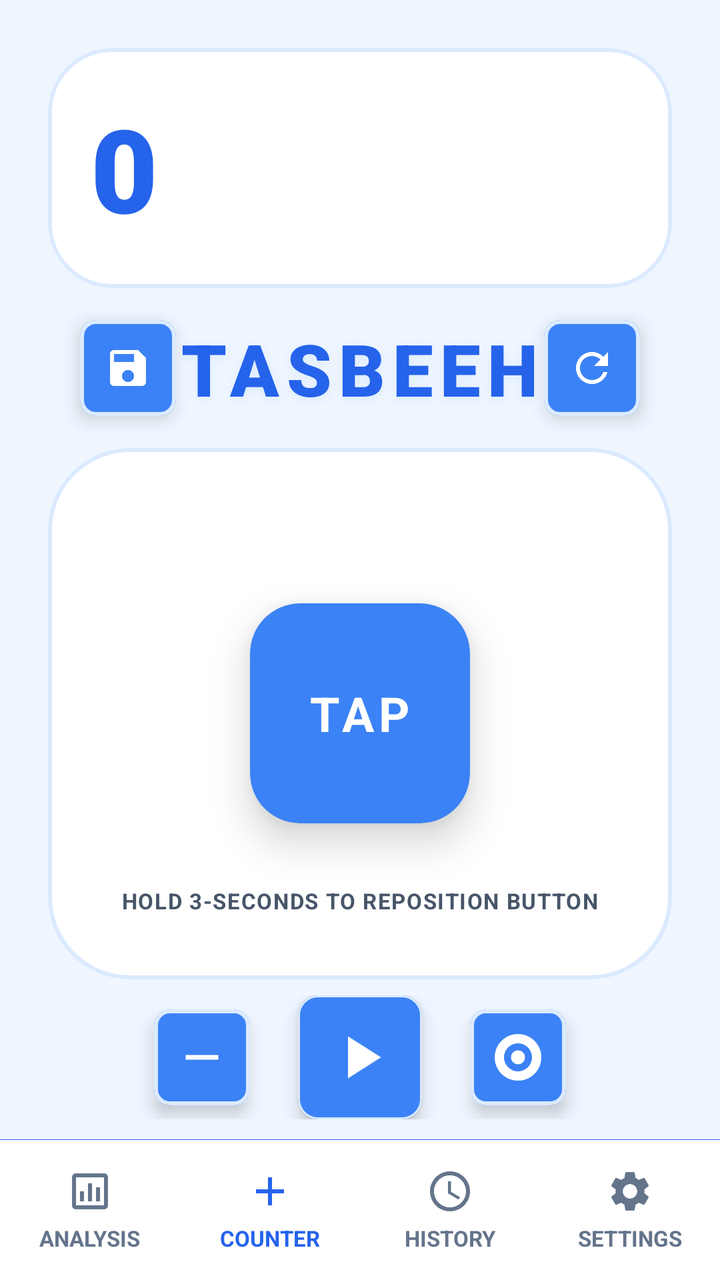
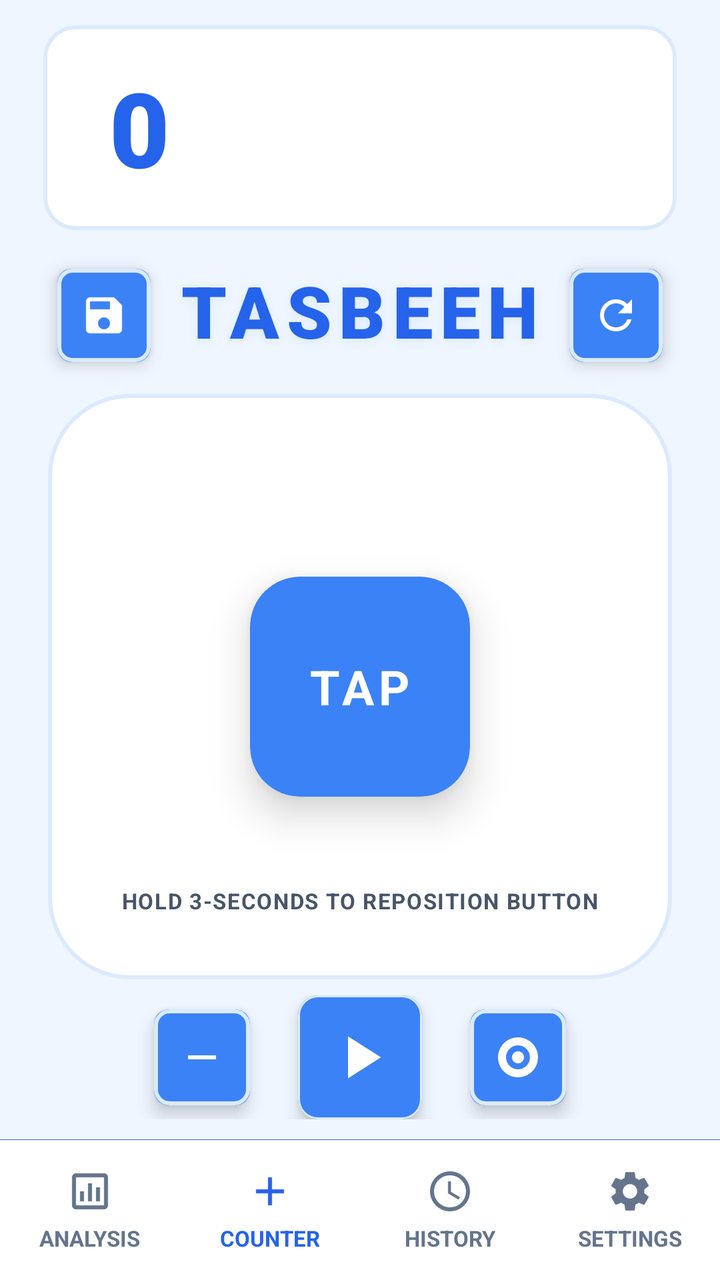

Screens rendered from an Android XML layout before and after an edit, with the pre-edit source and the edit as a unified diff.
<!-- AndroidManifest.xml: application theme Theme.SmartTasbeeh -->
<!-- res/layout/activity_main.xml -->
<?xml version="1.0" encoding="utf-8"?>
<androidx.constraintlayout.widget.ConstraintLayout xmlns:android="http://schemas.android.com/apk/res/android"
    xmlns:app="http://schemas.android.com/apk/res-auto"
    xmlns:tools="http://schemas.android.com/tools"
    android:id="@+id/main"
    android:layout_width="match_parent"
    android:layout_height="match_parent"
    android:background="@color/app_background"
    tools:context=".MainActivity">

    
    <com.google.android.material.card.MaterialCardView
        android:id="@+id/cardCountDisplay"
        android:layout_width="match_parent"
        android:layout_height="120dp"
        android:layout_margin="24dp"
        app:cardCornerRadius="32dp"
        app:cardElevation="0dp"
        app:strokeWidth="2dp"
        app:strokeColor="@color/card_stroke_color"
        app:cardBackgroundColor="@color/card_background"
        app:layout_constraintTop_toTopOf="parent"
        app:layout_constraintStart_toStartOf="parent"
        app:layout_constraintEnd_toEndOf="parent">

        <androidx.constraintlayout.widget.ConstraintLayout
            android:layout_width="match_parent"
            android:layout_height="match_parent"
            android:padding="20dp">

            
            <TextView
                android:id="@+id/tvCountDisplay"
                android:layout_width="match_parent"
                android:layout_height="match_parent"
                android:gravity="center_vertical|start"
                android:text="@string/Count_Number"
                android:textColor="@color/count_text_color"
                android:textSize="58sp"
                android:fontFamily="sans-serif-black"
                android:letterSpacing="0.05"
                app:layout_constraintStart_toStartOf="parent"
                app:layout_constraintTop_toTopOf="parent"
                app:layout_constraintBottom_toBottomOf="parent"/>

        </androidx.constraintlayout.widget.ConstraintLayout>
    </com.google.android.material.card.MaterialCardView>

    
    <com.google.android.material.card.MaterialCardView
        android:id="@+id/btnSave"
        android:layout_width="48dp"
        android:layout_height="48dp"
        android:layout_marginStart="16dp"
        android:layout_marginTop="16dp"
        app:cardCornerRadius="8dp"
        app:cardElevation="5dp"
        app:strokeWidth="2dp"
        app:strokeColor="@color/card_stroke_color"
        app:cardBackgroundColor="@color/tasbeeh_blue_accent"
        android:clickable="true"
        android:focusable="true"
        app:layout_constraintStart_toStartOf="@id/cardCountDisplay"
        app:layout_constraintTop_toBottomOf="@id/cardCountDisplay"
        android:contentDescription="@string/action_save_count">

        <ImageView
            android:layout_width="24dp"
            android:layout_height="24dp"
            android:layout_gravity="center"
            android:src="@drawable/ic_save"
            app:tint="@color/card_background" android:contentDescription="@null"/>
    </com.google.android.material.card.MaterialCardView>

    <TextView
        android:id="@+id/tvAppTitle"
        android:layout_height="wrap_content"
        android:layout_width="wrap_content"
        android:text="@string/Tasbeeh_Name"
        android:textColor="@color/tasbeeh_blue_primary"
        android:textSize="36sp"
        android:fontFamily="sans-serif-black"
        android:letterSpacing="0.10"
        android:shadowColor="@color/card_stroke_color"
        android:shadowRadius="12"
        android:shadowDy="4"
        android:layout_marginTop="16dp"
        app:layout_constraintEnd_toStartOf="@+id/btnReset"
        app:layout_constraintStart_toEndOf="@+id/btnSave"
        app:layout_constraintTop_toBottomOf="@+id/cardCountDisplay" />

    
    <com.google.android.material.card.MaterialCardView
        android:id="@+id/btnReset"
        android:layout_width="48dp"
        android:layout_height="48dp"
        android:layout_marginEnd="16dp"
        android:layout_marginTop="16dp"
        app:cardCornerRadius="8dp"
        app:cardElevation="5dp"
        app:strokeWidth="2dp"
        app:strokeColor="@color/card_stroke_color"
        app:cardBackgroundColor="@color/tasbeeh_blue_accent"
        android:clickable="true"
        android:focusable="true"
        app:layout_constraintEnd_toEndOf="@id/cardCountDisplay"
        app:layout_constraintTop_toBottomOf="@id/cardCountDisplay"
        android:contentDescription="@string/action_reset_count">

        <ImageView
            android:layout_width="24dp"
            android:layout_height="24dp"
            android:layout_gravity="center"
            android:src="@drawable/ic_refresh"
            app:tint="@color/card_background" android:contentDescription="@null"/>
    </com.google.android.material.card.MaterialCardView>

    
    <FrameLayout
        android:id="@+id/bigBoxContainer"
        android:layout_width="match_parent"
        android:layout_height="0dp"
        android:layout_marginStart="24dp"
        android:layout_marginEnd="24dp"
        android:layout_marginTop="16dp"
        android:layout_marginBottom="8dp"
        android:background="@drawable/bg_grid_container"
        app:layout_constraintTop_toBottomOf="@id/btnSave"
        app:layout_constraintBottom_toTopOf="@id/controlsBar">

        
        <View
            android:id="@+id/gridBackground"
            android:layout_width="match_parent"
            android:layout_height="match_parent"
            android:visibility="invisible"/>

        
        <androidx.cardview.widget.CardView
            android:id="@+id/videoButton"
            android:layout_width="110dp"
            android:layout_height="110dp"
            android:layout_gravity="center"
            app:cardCornerRadius="25dp"
            app:cardElevation="12dp"
            app:cardBackgroundColor="@color/tasbeeh_blue_accent">

            
            <TextView
                android:layout_width="wrap_content"
                android:layout_height="wrap_content"
                android:text="@string/Tap_Button_Text"
                android:textColor="@color/tap_btn_text"
                android:textSize="24sp"
                android:textStyle="bold"
                android:letterSpacing="0.1"
                android:layout_gravity="center"/>

            
            <View
                android:layout_width="match_parent"
                android:layout_height="match_parent"
                android:background="?attr/selectableItemBackground"
                android:clickable="false"
                android:focusable="false"/>

        </androidx.cardview.widget.CardView>

        
        <TextView
            android:layout_width="wrap_content"
            android:layout_height="wrap_content"
            android:layout_gravity="bottom|center_horizontal"
            android:layout_marginBottom="32dp"
            android:text="@string/Button_Reposition_Hint_Text"
            android:textColor="@color/hint_text"
            android:textSize="11sp"
            android:textStyle="bold"
            android:letterSpacing="0.05"/>

    </FrameLayout>

    
    <LinearLayout
        android:id="@+id/controlsBar"
        android:layout_width="match_parent"
        android:layout_height="wrap_content"
        android:orientation="horizontal"
        android:gravity="center"
        android:paddingBottom="10dp"
        app:layout_constraintBottom_toTopOf="@id/bottomNavDivider"
        app:layout_constraintTop_toBottomOf="@id/bigBoxContainer">

        
        <com.google.android.material.card.MaterialCardView
            android:id="@+id/btnDecrease"
            android:layout_width="48dp"
            android:layout_height="48dp"
            android:layout_marginEnd="24dp"
            app:cardCornerRadius="8dp"
            app:cardElevation="5dp"
            app:cardBackgroundColor="@color/tasbeeh_blue_accent"
            app:strokeWidth="2dp"
            app:strokeColor="@color/card_stroke_color"
            android:clickable="true"
            android:focusable="true"
            android:contentDescription="@string/action_decrease_count">
            <ImageView
                android:layout_width="28dp"
                android:layout_height="28dp"
                android:layout_gravity="center"
                android:src="@drawable/ic_remove"
                app:tint="@color/card_background" android:contentDescription="@null"/>
        </com.google.android.material.card.MaterialCardView>

        
        <com.google.android.material.card.MaterialCardView
            android:id="@+id/btnAuto"
            android:layout_width="62dp"
            android:layout_height="62dp"
            app:cardCornerRadius="10dp"
            app:cardElevation="5dp"
            app:cardBackgroundColor="@color/tasbeeh_blue_accent"
            app:strokeColor="@color/card_stroke_color"
            android:clickable="true"
            android:focusable="true"
            android:contentDescription="@string/action_auto_count">
            <ImageView
                android:id="@+id/ivAutoIcon"
                android:layout_width="36dp"
                android:layout_height="36dp"
                android:layout_gravity="center"
                android:src="@drawable/ic_auto"
                app:tint="@color/card_background" android:contentDescription="@null"/>
        </com.google.android.material.card.MaterialCardView>

        
        <com.google.android.material.card.MaterialCardView
            android:id="@+id/btnTarget"
            android:layout_width="48dp"
            android:layout_height="48dp"
            android:layout_marginStart="24dp"
            app:cardCornerRadius="8dp"
            app:cardElevation="5dp"
            app:cardBackgroundColor="@color/tasbeeh_blue_accent"
            app:strokeWidth="2dp"
            app:strokeColor="@color/card_stroke_color"
            android:clickable="true"
            android:focusable="true"
            android:contentDescription="@string/action_set_target">
            <ImageView
                android:layout_width="28dp"
                android:layout_height="28dp"
                android:layout_gravity="center"
                android:src="@drawable/ic_target"
                app:tint="@color/card_background" android:contentDescription="@null"/>
        </com.google.android.material.card.MaterialCardView>

    </LinearLayout>
    <View
        android:id="@+id/bottomNavDivider"
        android:layout_width="match_parent"
        android:layout_height="0.1dp"
        android:background="@color/count_text_color"
        app:layout_constraintBottom_toTopOf="@id/bottomNav"/>

    
    <LinearLayout
        android:id="@+id/bottomNav"
        android:layout_width="match_parent"
        android:layout_height="70dp"
        android:background="@color/nav_bg"
        android:orientation="horizontal"
        android:weightSum="4"
        android:baselineAligned="false"
        app:layout_constraintBottom_toBottomOf="parent">

        
        <LinearLayout
            android:id="@+id/btnAnalysis"
            android:layout_width="0dp"
            android:layout_height="match_parent"
            android:layout_weight="1"
            android:orientation="vertical"
            android:gravity="center"
            android:clickable="true"
            android:focusable="true"
            android:background="?attr/selectableItemBackground">

            <ImageView
                android:layout_width="24dp"
                android:layout_height="24dp"
                android:src="@drawable/ic_analysis"
                app:tint="@color/nav_text_unselected" android:contentDescription="@null"/>

            <TextView
                android:layout_width="wrap_content"
                android:layout_height="wrap_content"
                android:text="@string/nav_analysis"
                android:textSize="11sp"
                android:textStyle="bold"
                android:layout_marginTop="4dp"
                android:textColor="@color/nav_text_unselected"/>
        </LinearLayout>

        
        <LinearLayout
            android:layout_width="0dp"
            android:layout_height="match_parent"
            android:layout_weight="1"
            android:orientation="vertical"
            android:gravity="center"
            android:clickable="true"
            android:focusable="true">

            <ImageView
                android:layout_width="24dp"
                android:layout_height="24dp"
                android:src="@drawable/ic_add"
                app:tint="@color/nav_text_selected" android:contentDescription="@null"/>

            <TextView
                android:layout_width="wrap_content"
                android:layout_height="wrap_content"
                android:text="@string/nav_counter"
                android:textSize="11sp"
                android:textStyle="bold"
                android:layout_marginTop="4dp"
                android:textColor="@color/nav_text_selected"/>
        </LinearLayout>

        
        <LinearLayout
            android:id="@+id/btnSavedCounts"
            android:layout_width="0dp"
            android:layout_height="match_parent"
            android:layout_weight="1"
            android:background="?attr/selectableItemBackground"
            android:clickable="true"
            android:focusable="true"
            android:gravity="center"
            android:orientation="vertical">

            <ImageView
                android:layout_width="24dp"
                android:layout_height="24dp"
                android:src="@drawable/ic_clock"
                app:tint="@color/nav_text_unselected" android:contentDescription="@null"/>

            <TextView
                android:layout_width="wrap_content"
                android:layout_height="wrap_content"
                android:layout_marginTop="4dp"
                android:text="@string/nav_history"
                android:textColor="@color/nav_text_unselected"
                android:textSize="11sp"
                android:textStyle="bold" />
        </LinearLayout>

        
        <LinearLayout
            android:id="@+id/btnSettings"
            android:layout_width="0dp"
            android:layout_height="match_parent"
            android:layout_weight="1"
            android:orientation="vertical"
            android:gravity="center"
            android:clickable="true"
            android:focusable="true"
            android:background="?attr/selectableItemBackground">

            <ImageView
                android:layout_width="24dp"
                android:layout_height="24dp"
                android:src="@drawable/ic_settings"
                app:tint="@color/nav_text_unselected" android:contentDescription="@null"/>

            <TextView
                android:layout_width="wrap_content"
                android:layout_height="wrap_content"
                android:text="@string/nav_settings"
                android:textSize="11sp"
                android:textStyle="bold"
                android:layout_marginTop="4dp"
                android:textColor="@color/nav_text_unselected"/>
        </LinearLayout>

    </LinearLayout>

</androidx.constraintlayout.widget.ConstraintLayout>
<!-- resources referenced by this layout -->
<resources>
  <color name="app_background">@color/background_light</color>
  <color name="card_background">#FFFFFF</color>
  <color name="card_stroke_color">#DBEAFE</color>
  <color name="count_text_color">#2563EB</color>
  <color name="hint_text">#475569</color>
  <color name="nav_bg">#FFFFFF</color>
  <color name="nav_text_selected">#2563EB</color>
  <color name="nav_text_unselected">#64748B</color>
  <color name="tap_btn_text">#FFFFFF</color>
  <color name="tasbeeh_blue_accent">#3B82F6</color>
  <color name="tasbeeh_blue_primary">#2563EB</color>
  <!-- drawable bg_grid_container (drawable) -->
  <?xml version="1.0" encoding="utf-8"?>
  <shape xmlns:android="http://schemas.android.com/apk/res/android"
      android:shape="rectangle">
      
      <corners android:radius="40dp" />
      
      
      <solid android:color="@color/card_background" />
      
      
      <stroke
          android:width="2dp"
          android:color="@color/card_stroke_color" />
  </shape>
  <!-- drawable ic_add (drawable) -->
  <vector xmlns:android="http://schemas.android.com/apk/res/android"
      android:width="24dp"
      android:height="24dp"
      android:viewportWidth="24"
      android:viewportHeight="24">
      <path
        android:fillColor="@android:color/white"
        android:pathData="M19,13h-6v6h-2v-6H5v-2h6V5h2v6h6v2z"/>
  </vector>
  <!-- drawable ic_analysis (drawable) -->
  <vector xmlns:android="http://schemas.android.com/apk/res/android"
      android:width="24dp"
      android:height="24dp"
      android:viewportWidth="24"
      android:viewportHeight="24">
    <path
        android:fillColor="#FF000000"
        android:pathData="M19,3H5C3.9,3 3,3.9 3,5v14c0,1.1 0.9,2 2,2h14c1.1,0 2,-0.9 2,-2V5C21,3.9 20.1,3 19,3zM19,19H5V5h14V19zM7,12h2v5H7V12zM11,8h2v9h-2V8zM15,10h2v7h-2V10z"/>
  </vector>
  <!-- drawable ic_auto (drawable) -->
  <vector xmlns:android="http://schemas.android.com/apk/res/android"
      android:width="24dp"
      android:height="24dp"
      android:viewportWidth="24"
      android:viewportHeight="24"
      android:tint="?attr/colorControlNormal">
    <path
        android:fillColor="@android:color/white"
        android:pathData="M8,5v14l11,-7z"/>
  </vector>
  <!-- drawable ic_remove (drawable) -->
  <vector xmlns:android="http://schemas.android.com/apk/res/android"
      android:width="24dp"
      android:height="24dp"
      android:viewportWidth="24"
      android:viewportHeight="24"
      android:tint="?attr/colorControlNormal">
    <path
        android:fillColor="@android:color/white"
        android:pathData="M19,13H5v-2h14v2z"/>
  </vector>
  <string name="Button_Reposition_Hint_Text">HOLD 3-SECONDS TO REPOSITION BUTTON</string>
  <string name="Count_Number">0</string>
  <string name="Tap_Button_Text">TAP</string>
  <string name="Tasbeeh_Name">TASBEEH</string>
  <string name="action_auto_count">Auto count</string>
  <string name="action_decrease_count">Decrease count</string>
  <string name="action_reset_count">Reset count</string>
  <string name="action_save_count">Save count</string>
  <string name="action_set_target">Set target</string>
  <string name="nav_analysis">ANALYSIS</string>
  <string name="nav_counter">COUNTER</string>
  <string name="nav_history">HISTORY</string>
  <string name="nav_settings">SETTINGS</string>
  <style name="Theme.SmartTasbeeh" parent="Base.Theme.SmartTasbeeh" />
  <color name="background_light">#EFF6FF</color>
  <color name="tasbeeh_blue_dark">#1E3A8A</color>
  <color name="white">#FFFFFFFF</color>
  <color name="text_primary">#0F172A</color>
  <!-- unchanged entries left out for length: 6 -->
</resources>

<!-- the commit's change to res/layout/activity_main.xml (unified diff, before → after) -->
@@ -9,67 +9,146 @@
     tools:context=".MainActivity">
 
     
+    <androidx.constraintlayout.widget.Guideline
+        android:id="@+id/topGuideline"
+        android:layout_width="wrap_content"
+        android:layout_height="wrap_content"
+        android:orientation="horizontal"
+        app:layout_constraintGuide_percent="0.02" />
+
+    
+    <androidx.constraintlayout.widget.Guideline
+        android:id="@+id/guideStartMargin"
+        android:layout_width="wrap_content"
+        android:layout_height="wrap_content"
+        android:orientation="vertical"
+        app:layout_constraintGuide_percent="0.08" />
+
+    
+    <androidx.constraintlayout.widget.Guideline
+        android:id="@+id/guideEndMargin"
+        android:layout_width="wrap_content"
+        android:layout_height="wrap_content"
+        android:orientation="vertical"
+        app:layout_constraintGuide_percent="0.92" />
+
+    
     <com.google.android.material.card.MaterialCardView
         android:id="@+id/cardCountDisplay"
-        android:layout_width="match_parent"
-        android:layout_height="120dp"
-        android:layout_margin="24dp"
-        app:cardCornerRadius="32dp"
+        android:layout_width="0dp"
+        android:layout_height="0dp"
+        style="@style/PercentCornerCard"
+        app:layout_constraintWidth_percent="0.88"
+        app:layout_constraintHeight_percent="0.16"
         app:cardElevation="0dp"
         app:strokeWidth="2dp"
         app:strokeColor="@color/card_stroke_color"
         app:cardBackgroundColor="@color/card_background"
-        app:layout_constraintTop_toTopOf="parent"
+        app:layout_constraintTop_toTopOf="@id/topGuideline"
         app:layout_constraintStart_toStartOf="parent"
         app:layout_constraintEnd_toEndOf="parent">
 
         <androidx.constraintlayout.widget.ConstraintLayout
             android:layout_width="match_parent"
-            android:layout_height="match_parent"
-            android:padding="20dp">
+            android:layout_height="match_parent">
+
+            
+            <androidx.constraintlayout.widget.Guideline
+                android:id="@+id/guideStart"
+                android:layout_width="wrap_content"
+                android:layout_height="wrap_content"
+                android:orientation="vertical"
+                app:layout_constraintGuide_percent="0.1" />
+
+            <androidx.constraintlayout.widget.Guideline
+                android:id="@+id/guideEnd"
+                android:layout_width="wrap_content"
+                android:layout_height="wrap_content"
+                android:orientation="vertical"
+                app:layout_constraintGuide_percent="0.9" />
+
+            <androidx.constraintlayout.widget.Guideline
+                android:id="@+id/guideTop"
+                android:layout_width="wrap_content"
+                android:layout_height="wrap_content"
+                android:orientation="horizontal"
+                app:layout_constraintGuide_percent="0.15" />
+
+            <androidx.constraintlayout.widget.Guideline
+                android:id="@+id/guideBottom"
+                android:layout_width="wrap_content"
+                android:layout_height="wrap_content"
+                android:orientation="horizontal"
+                app:layout_constraintGuide_percent="0.85" />
 
             
             <TextView
                 android:id="@+id/tvCountDisplay"
-                android:layout_width="match_parent"
-                android:layout_height="match_parent"
+                android:layout_width="0dp"
+                android:layout_height="0dp"
                 android:gravity="center_vertical|start"
                 android:text="@string/Count_Number"
                 android:textColor="@color/count_text_color"
                 android:textSize="58sp"
                 android:fontFamily="sans-serif-black"
                 android:letterSpacing="0.05"
-                app:layout_constraintStart_toStartOf="parent"
-                app:layout_constraintTop_toTopOf="parent"
-                app:layout_constraintBottom_toBottomOf="parent"/>
-
+                app:layout_constraintStart_toStartOf="@id/guideStart"
+                app:layout_constraintTop_toTopOf="@id/guideTop"
+                app:layout_constraintEnd_toEndOf="@id/guideEnd"
+                app:layout_constraintBottom_toBottomOf="@id/guideBottom"
+                app:autoSizeTextType="uniform"
+                app:autoSizeMinTextSize="12sp"
+                app:autoSizeMaxTextSize="100sp"
+                app:autoSizeStepGranularity="2sp"/>
         </androidx.constraintlayout.widget.ConstraintLayout>
+
     </com.google.android.material.card.MaterialCardView>
+
+    
+    <Space
+        android:id="@+id/spaceBtnGap"
+        android:layout_width="match_parent"
+        android:layout_height="0dp"
+        app:layout_constraintTop_toBottomOf="@id/cardCountDisplay"
+        app:layout_constraintStart_toStartOf="parent"
+        app:layout_constraintEnd_toEndOf="parent"
+        app:layout_constraintHeight_percent="0.03" />
 
     
     <com.google.android.material.card.MaterialCardView
         android:id="@+id/btnSave"
-        android:layout_width="48dp"
-        android:layout_height="48dp"
-        android:layout_marginStart="16dp"
-        android:layout_marginTop="16dp"
-        app:cardCornerRadius="8dp"
+        android:layout_width="0dp"
+        android:layout_height="0dp"
+        style="@style/PercentCornerCard"
+        app:layout_constraintDimensionRatio="1:1"
+        app:layout_constraintWidth_percent="0.13"
         app:cardElevation="5dp"
         app:strokeWidth="2dp"
         app:strokeColor="@color/card_stroke_color"
         app:cardBackgroundColor="@color/tasbeeh_blue_accent"
         android:clickable="true"
         android:focusable="true"
-        app:layout_constraintStart_toStartOf="@id/cardCountDisplay"
-        app:layout_constraintTop_toBottomOf="@id/cardCountDisplay"
+        app:layout_constraintStart_toStartOf="@id/guideStartMargin"
+        app:layout_constraintTop_toBottomOf="@id/spaceBtnGap"
         android:contentDescription="@string/action_save_count">
 
-        <ImageView
-            android:layout_width="24dp"
-            android:layout_height="24dp"
-            android:layout_gravity="center"
-            android:src="@drawable/ic_save"
-            app:tint="@color/card_background" android:contentDescription="@null"/>
+        <androidx.constraintlayout.widget.ConstraintLayout
+            android:layout_width="match_parent"
+            android:layout_height="match_parent">
+            <ImageView
+                android:layout_width="0dp"
+                android:layout_height="0dp"
+                android:scaleType="centerInside"
+                android:src="@drawable/ic_save"
+                app:tint="@color/card_background"
+                app:layout_constraintWidth_percent="0.666"
+                app:layout_constraintHeight_percent="0.666"
+                app:layout_constraintStart_toStartOf="parent"
+                app:layout_constraintEnd_toEndOf="parent"
+                app:layout_constraintTop_toTopOf="parent"
+                app:layout_constraintBottom_toBottomOf="parent"
+                android:contentDescription="@null"/>
+        </androidx.constraintlayout.widget.ConstraintLayout>
     </com.google.android.material.card.MaterialCardView>
 
     <TextView
@@ -92,27 +171,38 @@
     
     <com.google.android.material.card.MaterialCardView
         android:id="@+id/btnReset"
-        android:layout_width="48dp"
-        android:layout_height="48dp"
-        android:layout_marginEnd="16dp"
-        android:layout_marginTop="16dp"
-        app:cardCornerRadius="8dp"
+        android:layout_width="0dp"
+        android:layout_height="0dp"
+        style="@style/PercentCornerCard"
+        app:layout_constraintDimensionRatio="1:1"
+        app:layout_constraintWidth_percent="0.13"
         app:cardElevation="5dp"
         app:strokeWidth="2dp"
         app:strokeColor="@color/card_stroke_color"
         app:cardBackgroundColor="@color/tasbeeh_blue_accent"
         android:clickable="true"
         android:focusable="true"
-        app:layout_constraintEnd_toEndOf="@id/cardCountDisplay"
-        app:layout_constraintTop_toBottomOf="@id/cardCountDisplay"
+        app:layout_constraintEnd_toEndOf="@id/guideEndMargin"
+        app:layout_constraintTop_toBottomOf="@id/spaceBtnGap"
         android:contentDescription="@string/action_reset_count">
 
-        <ImageView
-            android:layout_width="24dp"
-            android:layout_height="24dp"
-            android:layout_gravity="center"
-            android:src="@drawable/ic_refresh"
-            app:tint="@color/card_background" android:contentDescription="@null"/>
+        <androidx.constraintlayout.widget.ConstraintLayout
+            android:layout_width="match_parent"
+            android:layout_height="match_parent">
+            <ImageView
+                android:layout_width="0dp"
+                android:layout_height="0dp"
+                android:scaleType="centerInside"
+                android:src="@drawable/ic_refresh"
+                app:tint="@color/card_background"
+                app:layout_constraintWidth_percent="0.666"
+                app:layout_constraintHeight_percent="0.666"
+                app:layout_constraintStart_toStartOf="parent"
+                app:layout_constraintEnd_toEndOf="parent"
+                app:layout_constraintTop_toTopOf="parent"
+                app:layout_constraintBottom_toBottomOf="parent"
+                android:contentDescription="@null"/>
+        </androidx.constraintlayout.widget.ConstraintLayout>
     </com.google.android.material.card.MaterialCardView>
 
     
@@ -196,8 +286,8 @@
             android:id="@+id/btnDecrease"
             android:layout_width="48dp"
             android:layout_height="48dp"
+            style="@style/PercentCornerCard"
             android:layout_marginEnd="24dp"
-            app:cardCornerRadius="8dp"
             app:cardElevation="5dp"
             app:cardBackgroundColor="@color/tasbeeh_blue_accent"
             app:strokeWidth="2dp"
@@ -205,12 +295,23 @@
             android:clickable="true"
             android:focusable="true"
             android:contentDescription="@string/action_decrease_count">
-            <ImageView
-                android:layout_width="28dp"
-                android:layout_height="28dp"
-                android:layout_gravity="center"
-                android:src="@drawable/ic_remove"
-                app:tint="@color/card_background" android:contentDescription="@null"/>
+            <androidx.constraintlayout.widget.ConstraintLayout
+                android:layout_width="match_parent"
+                android:layout_height="match_parent">
+                <ImageView
+                    android:layout_width="0dp"
+                    android:layout_height="0dp"
+                    android:scaleType="centerInside"
+                    android:src="@drawable/ic_remove"
+                    app:tint="@color/card_background"
+                    app:layout_constraintWidth_percent="0.666"
+                    app:layout_constraintHeight_percent="0.666"
+                    app:layout_constraintStart_toStartOf="parent"
+                    app:layout_constraintEnd_toEndOf="parent"
+                    app:layout_constraintTop_toTopOf="parent"
+                    app:layout_constraintBottom_toBottomOf="parent"
+                    android:contentDescription="@null"/>
+            </androidx.constraintlayout.widget.ConstraintLayout>
         </com.google.android.material.card.MaterialCardView>
 
         
@@ -239,8 +340,8 @@
             android:id="@+id/btnTarget"
             android:layout_width="48dp"
             android:layout_height="48dp"
+            style="@style/PercentCornerCard"
             android:layout_marginStart="24dp"
-            app:cardCornerRadius="8dp"
             app:cardElevation="5dp"
             app:cardBackgroundColor="@color/tasbeeh_blue_accent"
             app:strokeWidth="2dp"
@@ -248,12 +349,23 @@
             android:clickable="true"
             android:focusable="true"
             android:contentDescription="@string/action_set_target">
-            <ImageView
-                android:layout_width="28dp"
-                android:layout_height="28dp"
-                android:layout_gravity="center"
-                android:src="@drawable/ic_target"
-                app:tint="@color/card_background" android:contentDescription="@null"/>
+            <androidx.constraintlayout.widget.ConstraintLayout
+                android:layout_width="match_parent"
+                android:layout_height="match_parent">
+                <ImageView
+                    android:layout_width="0dp"
+                    android:layout_height="0dp"
+                    android:scaleType="centerInside"
+                    android:src="@drawable/ic_target"
+                    app:tint="@color/card_background"
+                    app:layout_constraintWidth_percent="0.666"
+                    app:layout_constraintHeight_percent="0.666"
+                    app:layout_constraintStart_toStartOf="parent"
+                    app:layout_constraintEnd_toEndOf="parent"
+                    app:layout_constraintTop_toTopOf="parent"
+                    app:layout_constraintBottom_toBottomOf="parent"
+                    android:contentDescription="@null"/>
+            </androidx.constraintlayout.widget.ConstraintLayout>
         </com.google.android.material.card.MaterialCardView>
 
     </LinearLayout>
<!-- resource entries referenced after the edit -->
@@ -81,8 +81,15 @@
   <string name="nav_counter">COUNTER</string>
   <string name="nav_history">HISTORY</string>
   <string name="nav_settings">SETTINGS</string>
+  <style name="PercentCornerCard" parent="Widget.Material3.CardView.Filled">
+          <item name="shapeAppearanceOverlay">@style/ShapeAppearance.App.PercentCorner</item>
+      </style>
   <style name="Theme.SmartTasbeeh" parent="Base.Theme.SmartTasbeeh" />
   <color name="background_light">#EFF6FF</color>
+  <style name="ShapeAppearance.App.PercentCorner" parent="">
+          
+          <item name="cornerSize">15%</item>
+      </style>
   <color name="tasbeeh_blue_dark">#1E3A8A</color>
   <color name="white">#FFFFFFFF</color>
   <color name="text_primary">#0F172A</color>
